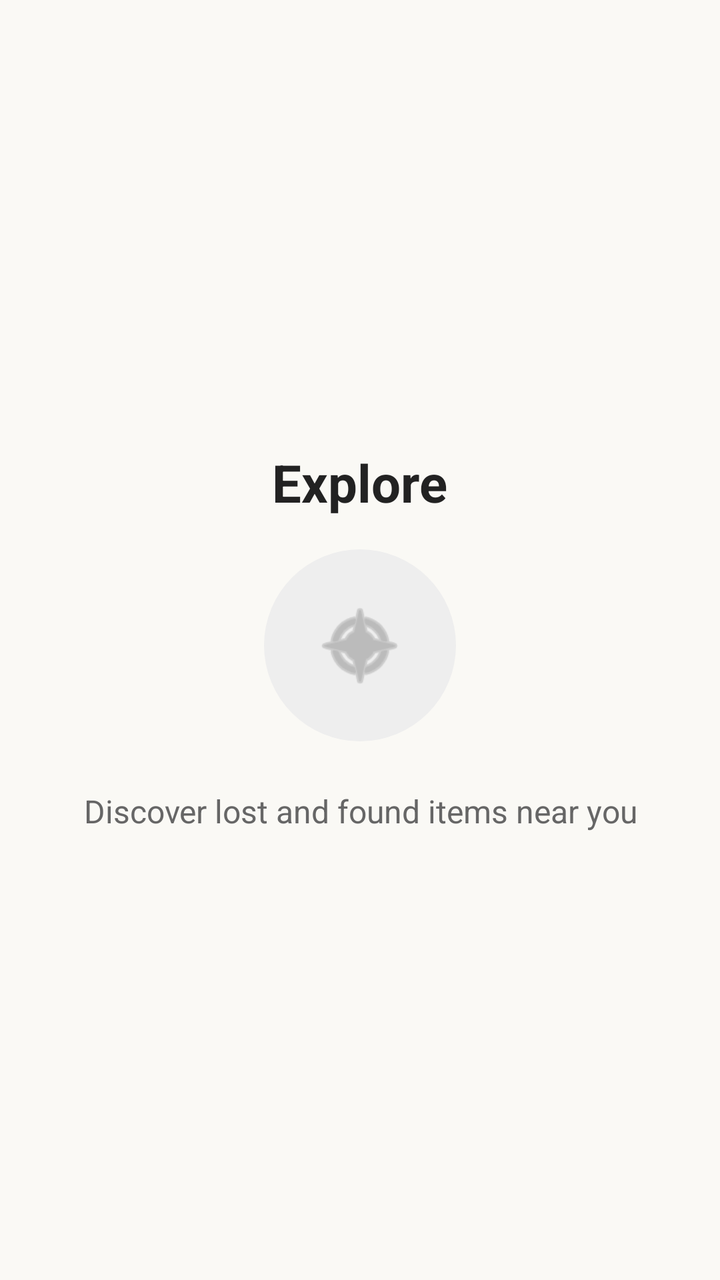
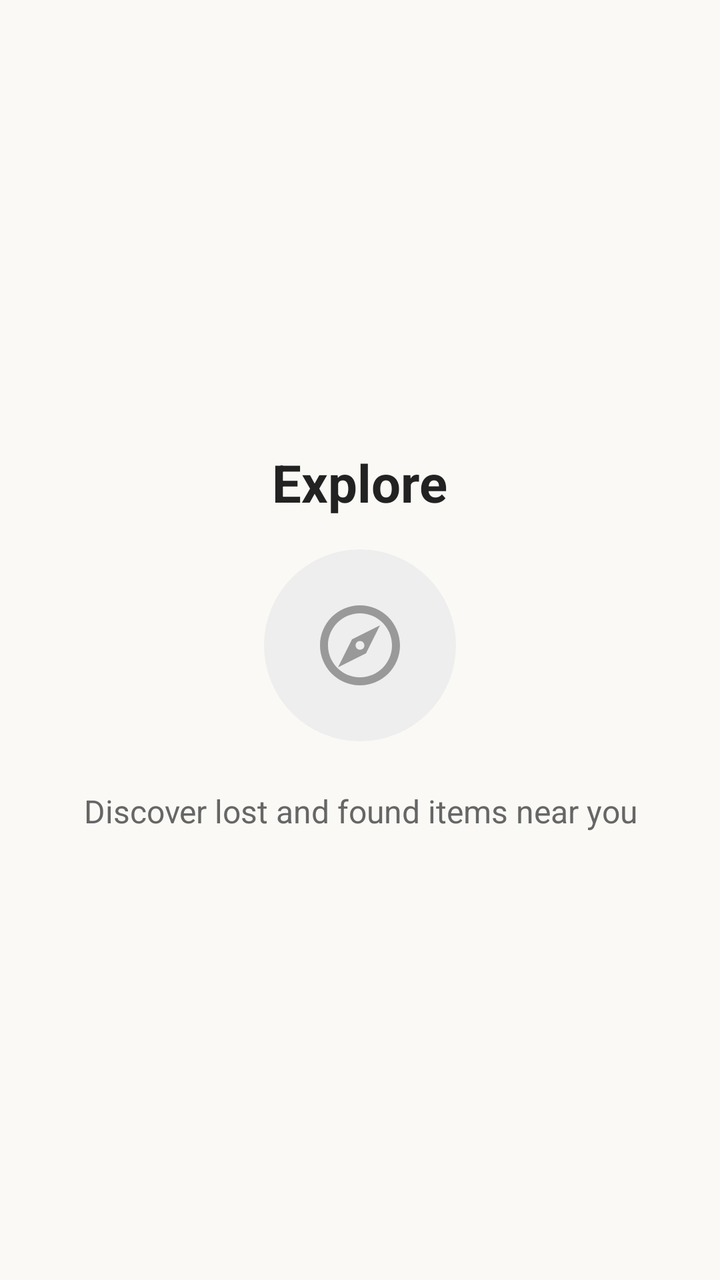

Compare the two renders of this Android layout. The source of the first and the diff that turns it into the second are given below.
<!-- AndroidManifest.xml: application theme Theme.LostAndFound -->
<!-- res/layout/fragment_explore.xml -->
<?xml version="1.0" encoding="utf-8"?>
<LinearLayout xmlns:android="http://schemas.android.com/apk/res/android"
    android:layout_width="match_parent"
    android:layout_height="match_parent"
    android:gravity="center"
    android:orientation="vertical"
    android:padding="24dp">

    <TextView
        android:layout_width="wrap_content"
        android:layout_height="wrap_content"
        android:layout_marginBottom="16dp"
        android:text="@string/title_explore"
        android:textColor="@color/brand_text"
        android:textSize="26sp"
        android:textStyle="bold" />

    <ImageView
        android:layout_width="96dp"
        android:layout_height="96dp"
        android:layout_marginBottom="24dp"
        android:background="@drawable/circle_gray"
        android:padding="24dp"
        android:src="@android:drawable/ic_menu_compass"
        android:tint="#999999" />

    <TextView
        android:layout_width="wrap_content"
        android:layout_height="wrap_content"
        android:text="Discover lost and found items near you"
        android:textAlignment="center"
        android:textColor="#666666"
        android:textSize="16sp" />

</LinearLayout>
<!-- resources referenced by this layout -->
<resources>
  <color name="brand_text">#222222</color>
  <!-- drawable circle_gray (drawable) -->
  <?xml version="1.0" encoding="utf-8"?>
  <shape xmlns:android="http://schemas.android.com/apk/res/android"
      android:shape="oval">
      <solid android:color="#EEEEEE" />
  </shape>
  <string name="title_explore">Explore</string>
  <style name="Theme.LostAndFound" parent="Theme.MaterialComponents.Light.NoActionBar">
          
          <item name="colorPrimary">@color/brand_primary</item>
          <item name="colorOnPrimary">@color/white</item>
          
          <item name="colorSecondary">@color/brand_secondary</item>
          <item name="colorOnSecondary">@color/white</item>
          
          <item name="android:statusBarColor">@color/brand_bg</item>
          <item name="android:windowLightStatusBar">true</item>
          
          <item name="android:windowBackground">@color/brand_bg</item>
      </style>
  <color name="brand_primary">#38685F</color>
  <color name="white">#FFFFFFFF</color>
  <color name="brand_secondary">#56877D</color>
  <color name="brand_bg">#FAF9F5</color>
</resources>

<!-- the commit's change to res/layout/fragment_explore.xml (unified diff, before → after) -->
@@ -1,5 +1,6 @@
 <?xml version="1.0" encoding="utf-8"?>
 <LinearLayout xmlns:android="http://schemas.android.com/apk/res/android"
+    xmlns:app="http://schemas.android.com/apk/res-auto"
     android:layout_width="match_parent"
     android:layout_height="match_parent"
     android:gravity="center"
@@ -21,8 +22,8 @@
         android:layout_marginBottom="24dp"
         android:background="@drawable/circle_gray"
         android:padding="24dp"
-        android:src="@android:drawable/ic_menu_compass"
-        android:tint="#999999" />
+        android:src="@drawable/ic_compass"
+        app:tint="#999999" />
 
     <TextView
         android:layout_width="wrap_content"
<!-- resource entries referenced after the edit -->
@@ -7,6 +7,16 @@
       android:shape="oval">
       <solid android:color="#EEEEEE" />
   </shape>
+  <!-- drawable ic_compass (drawable) -->
+  <vector xmlns:android="http://schemas.android.com/apk/res/android"
+      android:width="24dp"
+      android:height="24dp"
+      android:viewportWidth="24"
+      android:viewportHeight="24">
+      <path
+          android:fillColor="#000000"
+          android:pathData="M12,2C6.48,2 2,6.48 2,12s4.48,10 10,10 10,-4.48 10,-10S17.52,2 12,2zM12,20c-4.41,0 -8,-3.59 -8,-8s3.59,-8 8,-8 8,3.59 8,8 -3.59,8 -8,8zM6.5,17.5l3.5,-7 7,-3.5 -3.5,7zM12,10.9c-0.61,0 -1.1,0.49 -1.1,1.1s0.49,1.1 1.1,1.1 1.1,-0.49 1.1,-1.1 -0.49,-1.1 -1.1,-1.1z"/>
+  </vector>
   <string name="title_explore">Explore</string>
   <style name="Theme.LostAndFound" parent="Theme.MaterialComponents.Light.NoActionBar">
           
